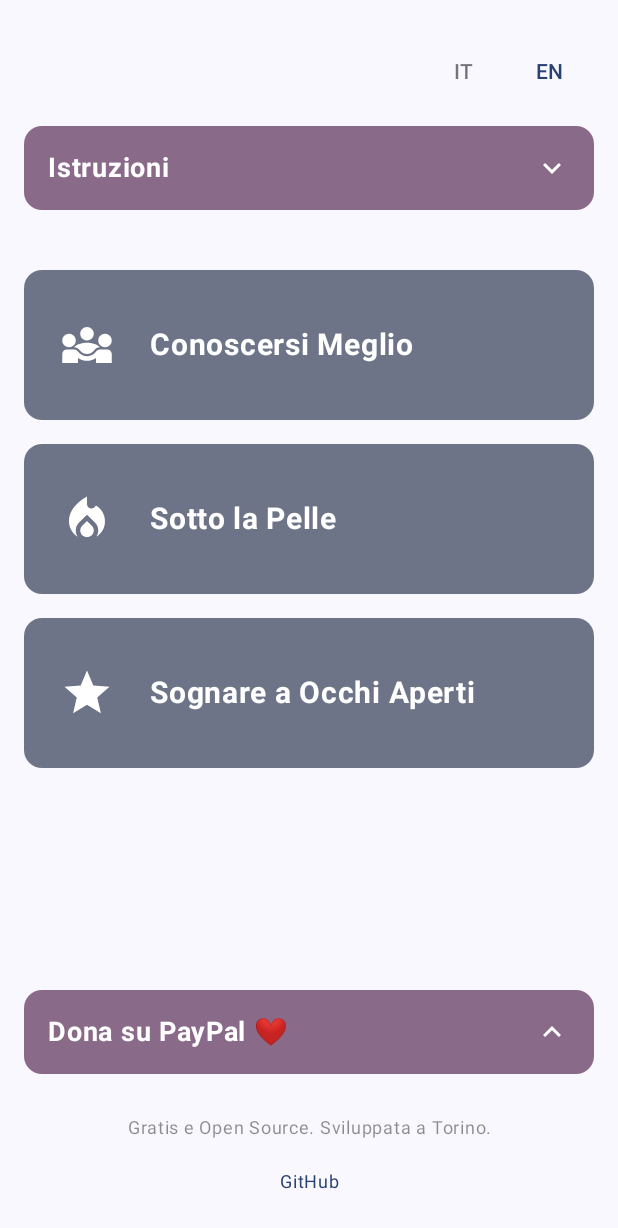
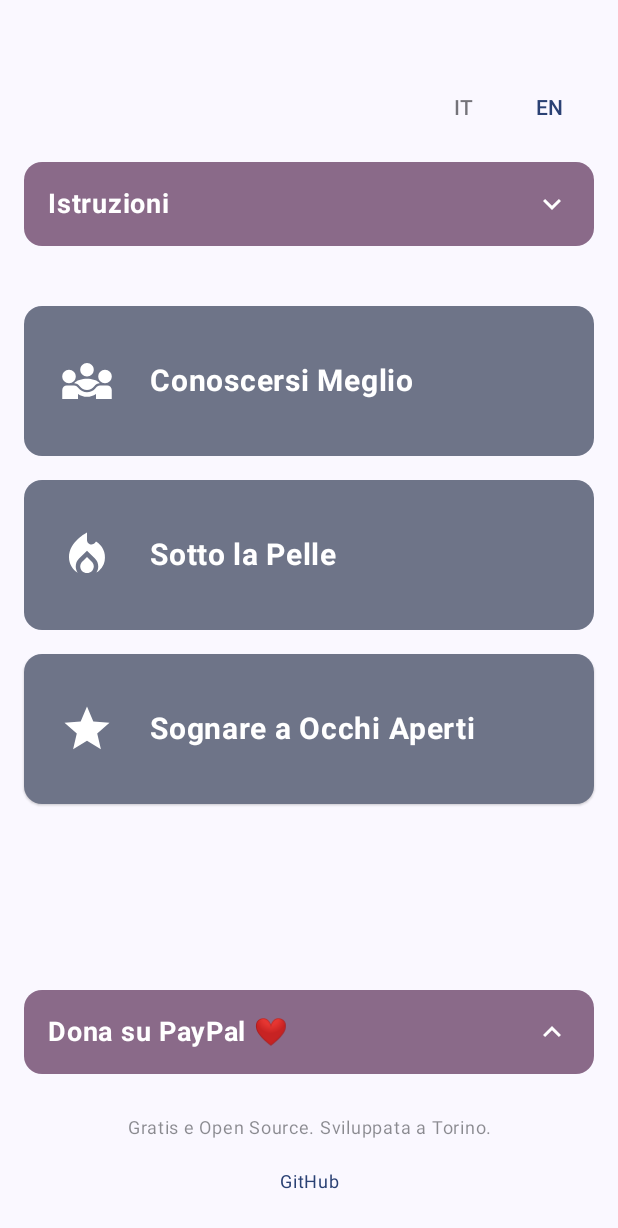
Before and after one commit to skippydream/Strati, an Android app built with Jetpack Compose: the screen it shows after launch (MainActivity), on a phone screen of 412 x 824 dp. Shown: the top 1228 px of the screen. Run offline under Robolectric (Android 15) with nearby library versions, the light colour scheme and no system bars.

Commit message:
fix estetici

```diff
--- a/app/src/main/java/com/skippydream/strati/MainActivity.kt
+++ b/app/src/main/java/com/skippydream/strati/MainActivity.kt
@@ -684,7 +684,7 @@ fun LanguageSwitcher(
     Row(
         modifier = Modifier
             .fillMaxWidth()
-            .padding(bottom = 12.dp),
+            .padding(top = 24.dp, bottom = 12.dp),
         horizontalArrangement = Arrangement.End
     ) {
         val selectedColor = MaterialTheme.colorScheme.primary
--- a/app/src/main/res/values/strings.xml
+++ b/app/src/main/res/values/strings.xml
@@ -25,7 +25,7 @@
     <string name="layers_screen_back_button">Torna ai Topic</string>
     <string name="question_prompt_not_started">Clicca su inizia quando sei prontə.</string>
     <string name="button_start">Inizia</string>
-    <string name="button_next">Prossima domanda</string>
+    <string name="button_next">Prossima&#10;domanda</string>
     <string name="end_of_layer">Hai visto tutte le domande di questo strato!</string>
     <string name="donate_title">Dona su PayPal ❤️</string>
     <string name="donate_hide">Nascondi donazioni</string>
```
